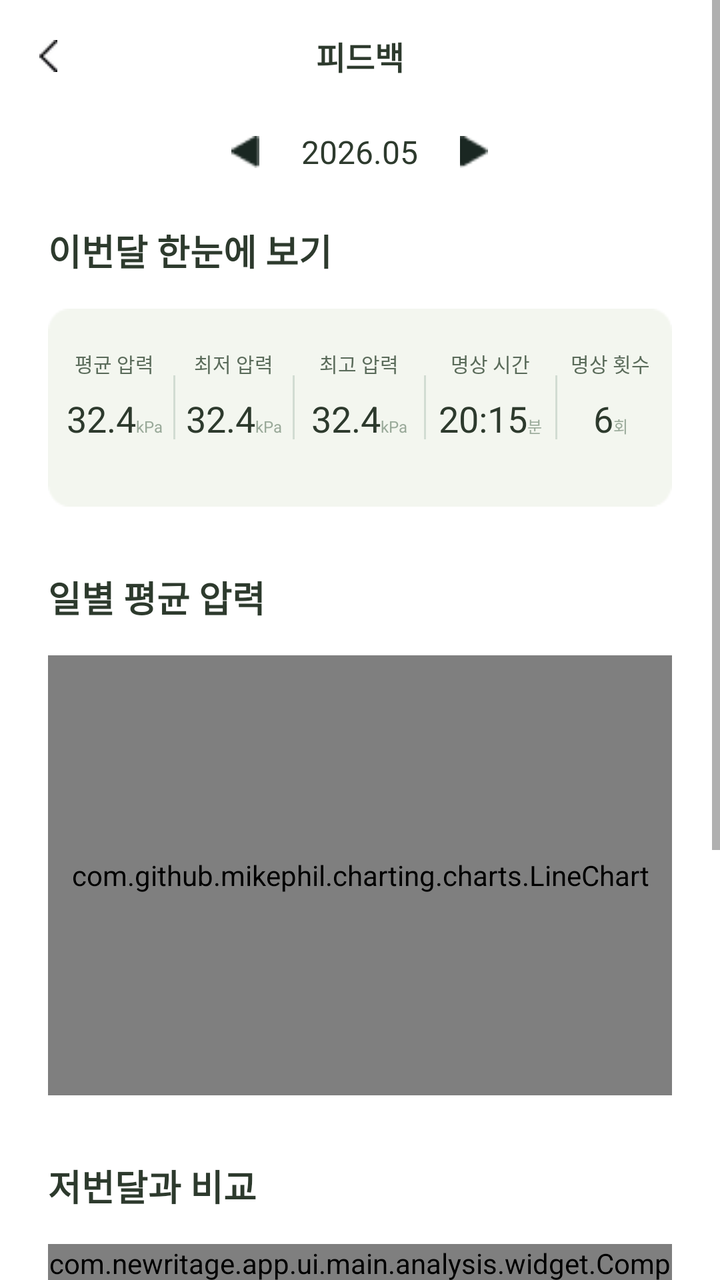
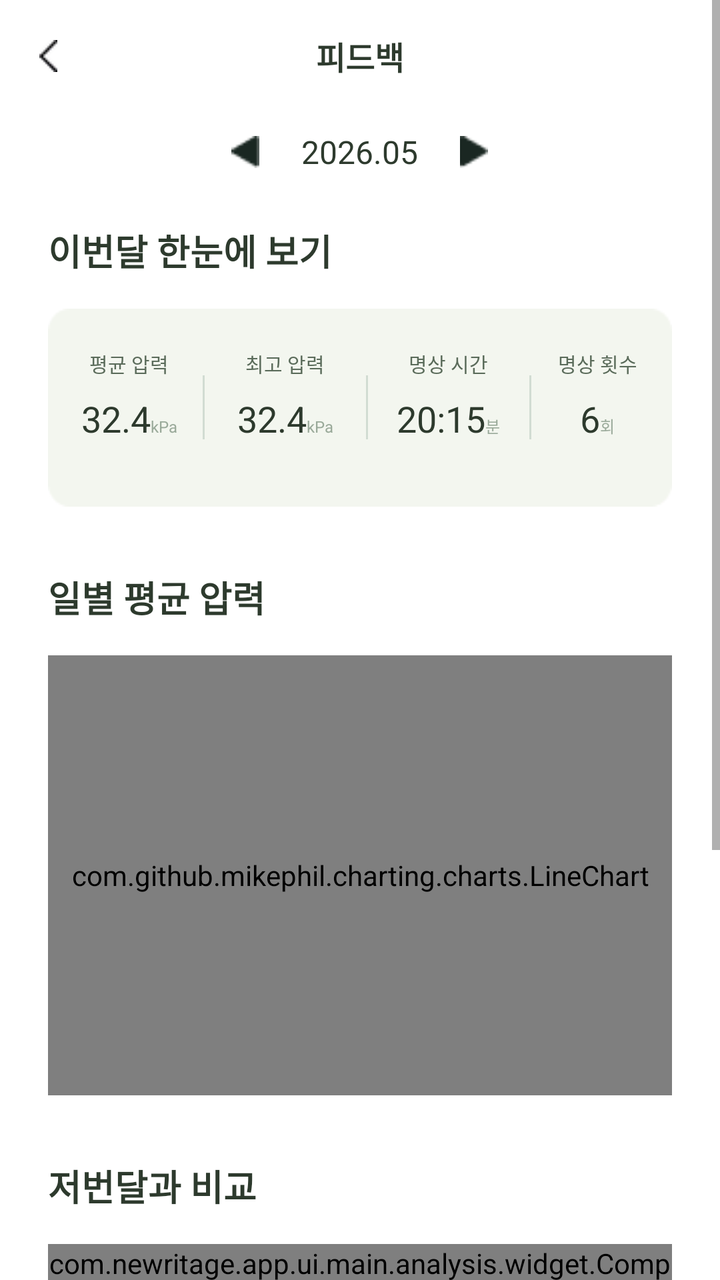

Before-and-after screenshots of an Android layout around one commit, followed by the original layout XML and the change that was made.
<!-- AndroidManifest.xml: application theme Theme.NewRitage -->
<!-- res/layout/fragment_monthly_analysis.xml -->
<?xml version="1.0" encoding="utf-8"?>
<ScrollView
    xmlns:android="http://schemas.android.com/apk/res/android"
    xmlns:app="http://schemas.android.com/apk/res-auto"
    android:layout_width="match_parent"
    android:layout_height="match_parent"
    android:background="@color/white">

    <LinearLayout
        android:layout_width="match_parent"
        android:layout_height="wrap_content"
        android:orientation="vertical"
        android:paddingBottom="40dp">

        
        <RelativeLayout
            android:layout_width="match_parent"
            android:layout_height="56dp">

            <ImageView
                android:id="@+id/btnBack"
                android:layout_width="48dp"
                android:layout_height="match_parent"
                android:layout_alignParentStart="true"
                android:scaleType="center"
                android:src="@drawable/back"
                android:contentDescription="뒤로가기" />

            <TextView
                android:layout_width="wrap_content"
                android:layout_height="wrap_content"
                android:layout_centerInParent="true"
                android:text="피드백"
                android:textSize="16sp"
                android:textStyle="bold"
                android:textColor="@color/text_primary" />
        </RelativeLayout>

        
        <LinearLayout
            android:layout_width="match_parent"
            android:layout_height="wrap_content"
            android:orientation="horizontal"
            android:gravity="center"
            android:paddingTop="8dp"
            android:paddingBottom="24dp">

            <ImageView
                android:id="@+id/btnPrevMonth"
                android:src="@drawable/a"
                android:layout_width="24dp"
                android:layout_height="24dp"
                android:padding="4dp"

                android:layout_marginEnd="16dp"/>



            <TextView
                android:id="@+id/tvDateLabel"
                android:layout_width="wrap_content"
                android:layout_height="wrap_content"
                android:text="2026.05"
                android:textSize="16sp"
                android:textColor="@color/text_primary" />

            <ImageView
                android:id="@+id/btnNextMonth"
                android:src="@drawable/b"
                android:layout_width="24dp"
                android:layout_height="24dp"
                android:padding="4dp"

                android:layout_marginStart="16dp"/>
        </LinearLayout>

        
        <LinearLayout
            android:layout_width="match_parent"
            android:layout_height="wrap_content"
            android:orientation="vertical"
            android:paddingHorizontal="24dp">

            <TextView
                android:layout_width="match_parent"
                android:layout_height="wrap_content"
                android:text="이번달 한눈에 보기"
                android:textSize="18sp"
                android:textStyle="bold"
                android:textColor="@color/text_primary"
                android:layout_marginBottom="16dp" />

            
            <LinearLayout
                android:layout_width="match_parent"
                android:layout_height="wrap_content"
                android:background="@drawable/acard"
                android:orientation="horizontal"
                android:paddingVertical="20dp"
                android:paddingHorizontal="4dp"
                android:baselineAligned="false">

                
                <LinearLayout
                    android:layout_width="0dp"
                    android:layout_height="wrap_content"
                    android:layout_weight="1"
                    android:orientation="vertical"
                    android:gravity="center">
                    <TextView android:layout_width="wrap_content" android:layout_height="wrap_content"
                        android:text="평균 압력" android:textSize="10sp" android:textColor="@color/text_secondary" android:layout_marginBottom="8dp"/>
                    <LinearLayout android:layout_width="wrap_content" android:layout_height="wrap_content" android:orientation="horizontal" android:gravity="bottom">
                        <TextView android:id="@+id/tvAvgPressure1" android:layout_width="wrap_content" android:layout_height="wrap_content"
                            android:text="32.4" android:textSize="18sp"  android:textColor="@color/text_primary" />
                        <TextView android:layout_width="wrap_content" android:layout_height="wrap_content"
                            android:text="kPa" android:textSize="8sp" android:textColor="@color/text_hint" />
                    </LinearLayout>
                </LinearLayout>

                <View android:layout_width="1dp" android:layout_height="32dp" android:background="#D1DCD2" android:layout_gravity="center_vertical"/>

                
                <LinearLayout
                    android:layout_width="0dp"
                    android:layout_height="wrap_content"
                    android:layout_weight="1"
                    android:orientation="vertical"
                    android:gravity="center">
                    <TextView android:layout_width="wrap_content" android:layout_height="wrap_content"
                        android:text="최저 압력" android:textSize="10sp" android:textColor="@color/text_secondary" android:layout_marginBottom="8dp"/>
                    <LinearLayout android:layout_width="wrap_content" android:layout_height="wrap_content" android:orientation="horizontal" android:gravity="bottom">
                        <TextView android:id="@+id/tvAvgPressure2" android:layout_width="wrap_content" android:layout_height="wrap_content"
                            android:text="32.4" android:textSize="18sp"  android:textColor="@color/text_primary" />
                        <TextView android:layout_width="wrap_content" android:layout_height="wrap_content"
                            android:text="kPa" android:textSize="8sp" android:textColor="@color/text_hint" />
                    </LinearLayout>
                </LinearLayout>

                <View android:layout_width="1dp" android:layout_height="32dp" android:background="#D1DCD2" android:layout_gravity="center_vertical"/>

                
                <LinearLayout
                    android:layout_width="0dp"
                    android:layout_height="wrap_content"
                    android:layout_weight="1.1"
                    android:orientation="vertical"
                    android:gravity="center">
                    <TextView android:layout_width="wrap_content" android:layout_height="wrap_content"
                        android:text="최고 압력" android:textSize="10sp" android:textColor="@color/text_secondary" android:layout_marginBottom="8dp"/>
                    <LinearLayout android:layout_width="wrap_content" android:layout_height="wrap_content" android:orientation="horizontal" android:gravity="bottom">
                        <TextView android:id="@+id/tvAvgPressure3" android:layout_width="wrap_content" android:layout_height="wrap_content"
                            android:text="32.4" android:textSize="18sp"  android:textColor="@color/text_primary" />
                        <TextView android:layout_width="wrap_content" android:layout_height="wrap_content"
                            android:text="kPa" android:textSize="8sp" android:textColor="@color/text_hint" />
                    </LinearLayout>
                </LinearLayout>

                <View android:layout_width="1dp" android:layout_height="32dp" android:background="#D1DCD2" android:layout_gravity="center_vertical"/>

                
                <LinearLayout
                    android:layout_width="0dp"
                    android:layout_height="wrap_content"
                    android:layout_weight="1.1"
                    android:orientation="vertical"
                    android:gravity="center">
                    <TextView android:layout_width="wrap_content" android:layout_height="wrap_content"
                        android:text="명상 시간" android:textSize="10sp" android:textColor="@color/text_secondary" android:layout_marginBottom="8dp"/>
                    <LinearLayout android:layout_width="wrap_content" android:layout_height="wrap_content" android:orientation="horizontal" android:gravity="bottom">
                        <TextView android:id="@+id/tvMedTime" android:layout_width="wrap_content" android:layout_height="wrap_content"
                            android:text="20:15" android:textSize="18sp" android:textColor="@color/text_primary" />
                        <TextView android:layout_width="wrap_content" android:layout_height="wrap_content"
                            android:text="분" android:textSize="8sp" android:textColor="@color/text_hint" />
                    </LinearLayout>
                </LinearLayout>

                <View android:layout_width="1dp" android:layout_height="32dp" android:background="#D1DCD2" android:layout_gravity="center_vertical"/>

                
                <LinearLayout
                    android:layout_width="0dp"
                    android:layout_height="wrap_content"
                    android:layout_weight="0.9"
                    android:orientation="vertical"
                    android:gravity="center">
                    <TextView android:layout_width="wrap_content" android:layout_height="wrap_content"
                        android:text="명상 횟수" android:textSize="10sp" android:textColor="@color/text_secondary" android:layout_marginBottom="8dp"/>
                    <LinearLayout android:layout_width="wrap_content" android:layout_height="wrap_content" android:orientation="horizontal" android:gravity="bottom">
                        <TextView android:id="@+id/tvMedCount" android:layout_width="wrap_content" android:layout_height="wrap_content"
                            android:text="6" android:textSize="18sp" android:textColor="@color/text_primary" />
                        <TextView android:layout_width="wrap_content" android:layout_height="wrap_content"
                            android:text="회" android:textSize="8sp" android:textColor="@color/text_hint" />
                    </LinearLayout>
                </LinearLayout>
            </LinearLayout>
        </LinearLayout>

        
        <LinearLayout
            android:layout_width="match_parent"
            android:layout_height="wrap_content"
            android:orientation="vertical"
            android:paddingHorizontal="24dp"
            android:layout_marginTop="32dp">

            <TextView
                android:layout_width="match_parent"
                android:layout_height="wrap_content"
                android:text="일별 평균 압력"
                android:textSize="18sp"
                android:textStyle="bold"
                android:textColor="@color/text_primary"
                android:layout_marginBottom="16dp" />

            <FrameLayout
                android:layout_width="match_parent"
                android:layout_height="220dp">

                <com.github.mikephil.charting.charts.LineChart
                    android:id="@+id/lineChart"
                    android:layout_width="match_parent"
                    android:layout_height="match_parent" />
            </FrameLayout>
        </LinearLayout>

        
        <LinearLayout
            android:layout_width="match_parent"
            android:layout_height="wrap_content"
            android:orientation="vertical"
            android:paddingHorizontal="24dp"
            android:layout_marginTop="32dp">

            <TextView
                android:layout_width="match_parent"
                android:layout_height="wrap_content"
                android:text="저번달과 비교"
                android:textSize="18sp"
                android:textStyle="bold"
                android:textColor="@color/text_primary"
                android:layout_marginBottom="16dp" />

            <com.newritage.app.ui.main.analysis.widget.ComparisonCardView
                android:id="@+id/comparisonCard"
                android:layout_width="match_parent"
                android:layout_height="wrap_content" />
        </LinearLayout>

        
        <LinearLayout
            android:layout_width="match_parent"
            android:layout_height="wrap_content"
            android:orientation="vertical"
            android:paddingHorizontal="24dp"
            android:layout_marginTop="32dp">

            <TextView
                android:layout_width="match_parent"
                android:layout_height="wrap_content"
                android:text="한 달 한눈에 보기"
                android:textSize="18sp"
                android:textStyle="bold"
                android:textColor="@color/text_primary"
                android:layout_marginBottom="16dp" />

            <com.newritage.app.ui.main.analysis.widget.MonthCalendarView
                android:id="@+id/monthCalendar"
                android:layout_width="match_parent"
                android:layout_height="wrap_content" />

            <com.newritage.app.ui.main.analysis.widget.CalendarLegendView
                android:id="@+id/calendarLegend"
                android:layout_width="match_parent"
                android:layout_height="wrap_content"
                android:layout_marginTop="12dp" />
        </LinearLayout>

        
        <LinearLayout
            android:layout_width="match_parent"
            android:layout_height="wrap_content"
            android:orientation="vertical"
            android:paddingHorizontal="24dp"
            android:layout_marginTop="32dp">

            <TextView
                android:layout_width="match_parent"
                android:layout_height="wrap_content"
                android:text="AI 종합 코멘트"
                android:textSize="18sp"
                android:textStyle="bold"
                android:textColor="@color/text_primary"
                android:layout_marginBottom="16dp" />

            <com.newritage.app.ui.main.analysis.widget.AiCommentCardView
                android:id="@+id/aiCommentCard"
                android:layout_width="match_parent"
                android:layout_height="wrap_content" />
        </LinearLayout>

    </LinearLayout>
</ScrollView>
<!-- resources referenced by this layout -->
<resources>
  <color name="text_hint">#9AAA9A</color>
  <color name="text_primary">#2D3A2D</color>
  <color name="text_secondary">#5A6B5A</color>
  <color name="white">#FFFFFF</color>
  <!-- drawable a: png bitmap (drawable, 354 bytes) -->
  <!-- drawable acard: png bitmap (drawable, 915 bytes) -->
  <!-- drawable b: png bitmap (drawable, 337 bytes) -->
  <!-- drawable back: png bitmap (drawable, 368 bytes) -->
  <style name="Theme.NewRitage" parent="Theme.MaterialComponents.Light.NoActionBar">
          <item name="colorPrimary">@color/primary</item>
          <item name="colorPrimaryDark">@color/primary_dark</item>
          <item name="colorAccent">@color/primary</item>
          <item name="android:windowBackground">@color/background</item>
          <item name="android:statusBarColor">@color/primary</item>
          <item name="android:fontFamily">sans-serif</item>
      </style>
  <color name="primary">#8B9E7B</color>
  <color name="primary_dark">#6B7E5B</color>
  <color name="background">#FFFFFF</color>
</resources>

<!-- the commit's change to res/layout/fragment_monthly_analysis.xml (unified diff, before → after) -->
@@ -123,25 +123,6 @@
                 <LinearLayout
                     android:layout_width="0dp"
                     android:layout_height="wrap_content"
-                    android:layout_weight="1"
-                    android:orientation="vertical"
-                    android:gravity="center">
-                    <TextView android:layout_width="wrap_content" android:layout_height="wrap_content"
-                        android:text="최저 압력" android:textSize="10sp" android:textColor="@color/text_secondary" android:layout_marginBottom="8dp"/>
-                    <LinearLayout android:layout_width="wrap_content" android:layout_height="wrap_content" android:orientation="horizontal" android:gravity="bottom">
-                        <TextView android:id="@+id/tvAvgPressure2" android:layout_width="wrap_content" android:layout_height="wrap_content"
-                            android:text="32.4" android:textSize="18sp"  android:textColor="@color/text_primary" />
-                        <TextView android:layout_width="wrap_content" android:layout_height="wrap_content"
-                            android:text="kPa" android:textSize="8sp" android:textColor="@color/text_hint" />
-                    </LinearLayout>
-                </LinearLayout>
-
-                <View android:layout_width="1dp" android:layout_height="32dp" android:background="#D1DCD2" android:layout_gravity="center_vertical"/>
-
-                
-                <LinearLayout
-                    android:layout_width="0dp"
-                    android:layout_height="wrap_content"
                     android:layout_weight="1.1"
                     android:orientation="vertical"
                     android:gravity="center">
